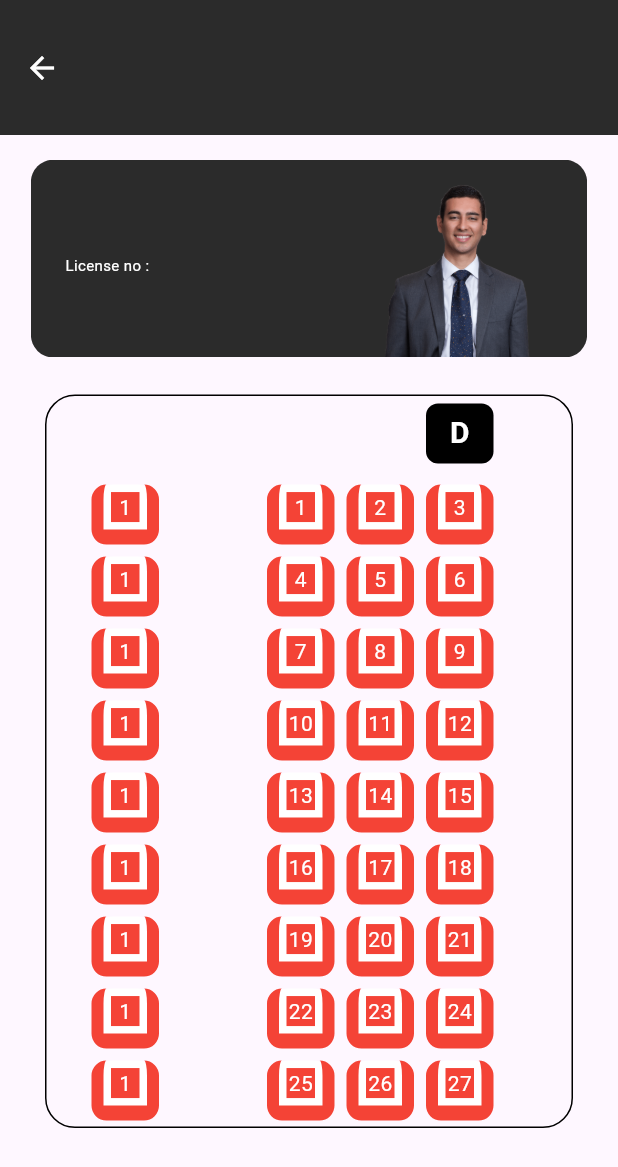
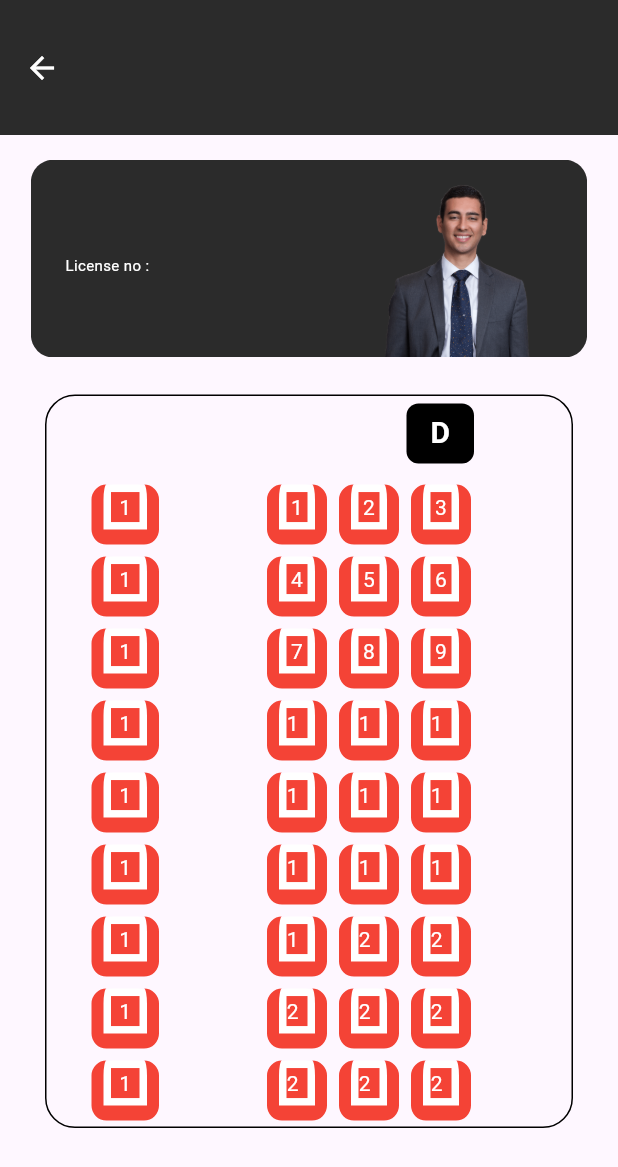
Before and after one commit to sandeeppggroup/flutter_bus_manager, a Flutter app: the SeatLayoutSecond screen opened by its route, on a phone screen of 412 x 824 dp. Shown: the top 1167 px of the screen. Run offline on Flutter 3.47's test engine with Material 3 defaults, Android fonts, the phone set to English and light mode, and no system bars; our stand-ins replace dio, fluttertoast, shared_preferences; accounts and stored records are empty; network calls fail.

Commit message:
Final commit

```diff
--- a/lib/controller/login/provider/login_provider.dart
+++ b/lib/controller/login/provider/login_provider.dart
@@ -1,7 +1,6 @@
 // ignore_for_file: use_build_context_synchronously
 
 import 'dart:developer';
-
 import 'package:flutter/material.dart';
 import 'package:flutter_bus_manager/controller/login/service/login_service.dart';
 import 'package:fluttertoast/fluttertoast.dart';
@@ -42,7 +41,5 @@ class LoginProvider extends ChangeNotifier {
           toastLength: Toast.LENGTH_LONG,
           backgroundColor: Colors.blue);
     }
-    Navigator.pushNamedAndRemoveUntil(
-        context, '/bus_list_screen', (route) => false);
   }
 }
--- a/lib/views/seat_layout_screen_1_3/seat_layout_second.dart
+++ b/lib/views/seat_layout_screen_1_3/seat_layout_second.dart
@@ -95,7 +95,7 @@ class SeatLayoutSecond extends StatelessWidget {
                     Row(
                       children: [
                         Padding(
-                          padding: const EdgeInsets.only(left: 253.0),
+                          padding: const EdgeInsets.only(left: 240.0),
                           child: Container(
                             height: 40,
                             width: 45,
@@ -160,7 +160,7 @@ class SeatLayoutSecond extends StatelessWidget {
           final seatNumber = startingSeat + seatIndex;
           return Container(
             height: 40,
-            width: 45,
+            width: 40,
             margin: const EdgeInsets.all(4),
             child: UShapedContainer(
               child: Center(
```
Also changed, not shown: lib/views/bus_list_screen/bus_list_screen.dart (+5 -2 lines), 1 other file.
